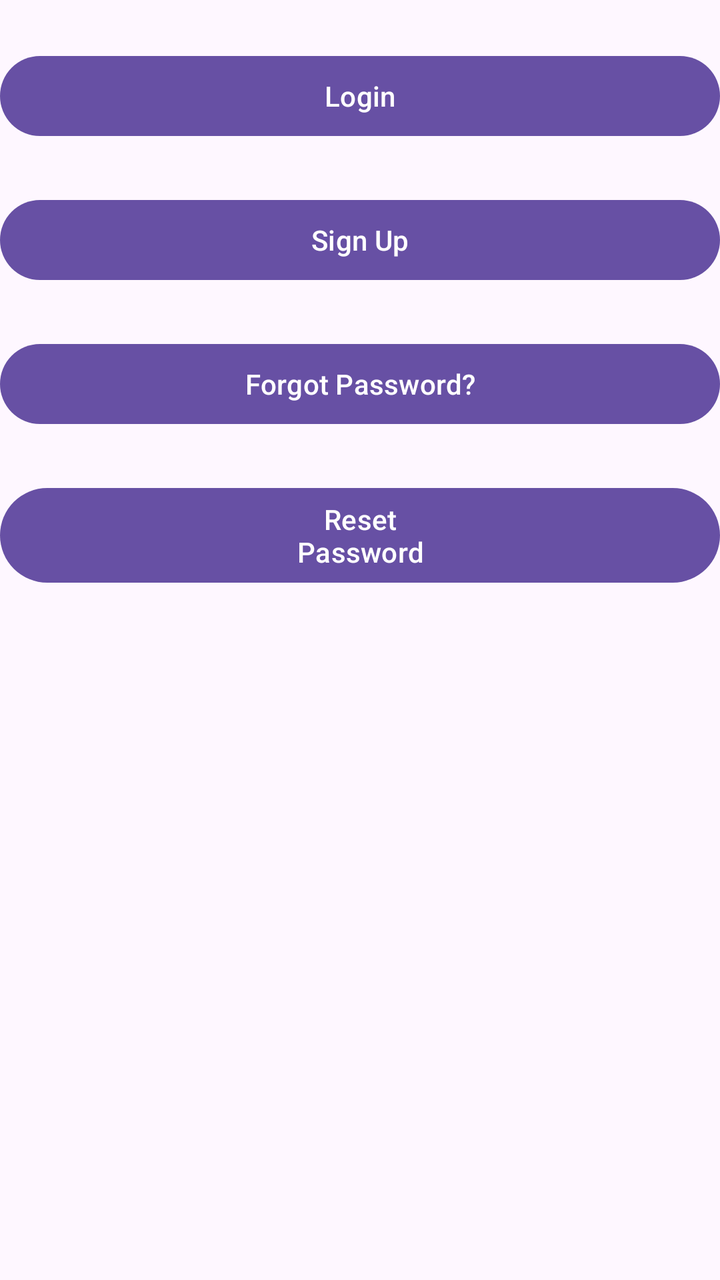
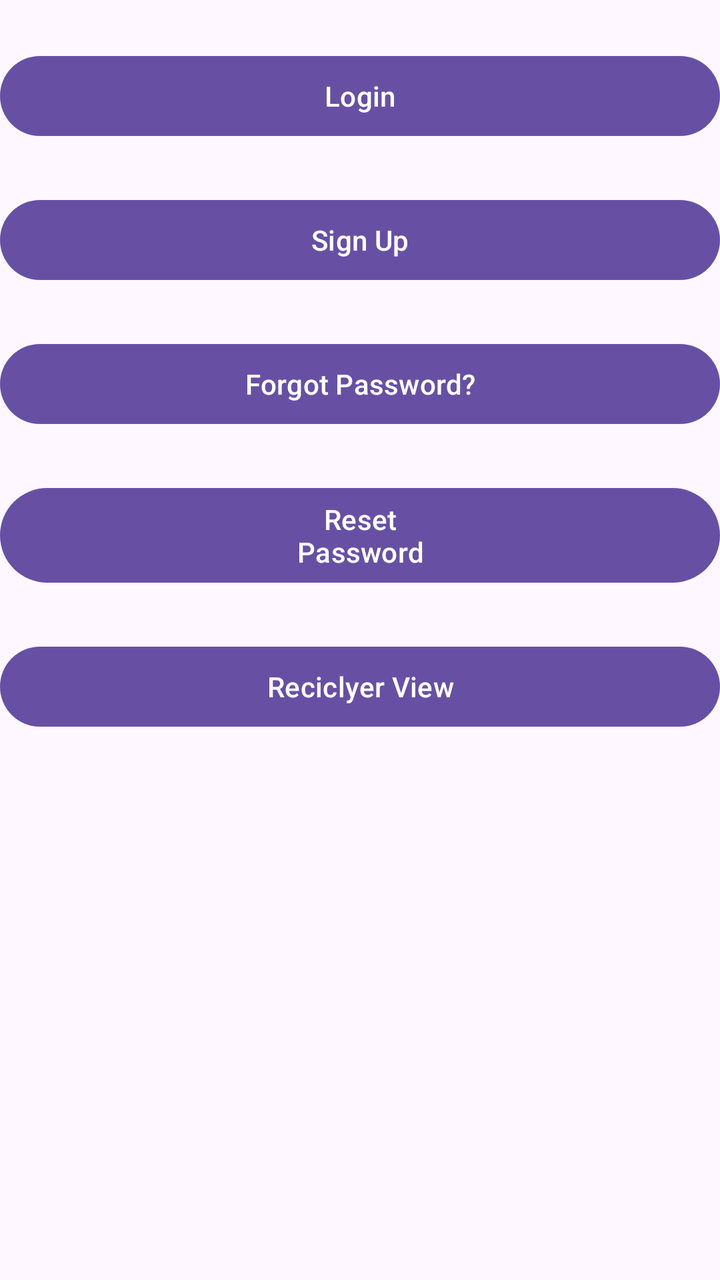

An Android layout rendered at two revisions. The XML below is the earlier revision; the diff shows what the commit changed to produce the second picture.
<!-- AndroidManifest.xml: application theme Theme.LearnXML -->
<!-- res/layout/start_activity.xml -->
<?xml version="1.0" encoding="utf-8"?>
<androidx.constraintlayout.widget.ConstraintLayout
        style="@style/LearnXML.ConstraintStyle"
        xmlns:android="http://schemas.android.com/apk/res/android"
        android:layout_width="match_parent"
        android:layout_height="match_parent"
        android:layout_margin="@dimen/space_large"
        xmlns:app="http://schemas.android.com/apk/res-auto">

    <Button
            android:id="@+id/viewLogin"
            android:layout_marginTop="@dimen/space_large"
            app:layout_constraintTop_toTopOf="parent"
            android:layout_width="match_parent"
            android:layout_height="wrap_content"
            android:text="@string/feat_login_login">
    </Button>
    <Button
            android:id="@+id/viewSignUp"
            android:layout_marginTop="@dimen/space_large"
            app:layout_constraintTop_toBottomOf="@id/viewLogin"
            android:layout_width="match_parent"
            android:layout_height="wrap_content"
            android:text="@string/sign_up">
    </Button>
    <Button
            android:id="@+id/viewForgotPassword"
            android:layout_marginTop="@dimen/space_large"
            app:layout_constraintTop_toBottomOf="@id/viewSignUp"
            android:layout_width="match_parent"
            android:layout_height="wrap_content"
            android:text="@string/forgot_password">
    </Button>
    <Button
            android:id="@+id/viewResetPassword"
            android:layout_marginTop="@dimen/space_large"
            app:layout_constraintTop_toBottomOf="@id/viewForgotPassword"
            android:layout_width="match_parent"
            android:layout_height="wrap_content"
            android:text="@string/reset_password">
    </Button>

</androidx.constraintlayout.widget.ConstraintLayout>
<!-- resources referenced by this layout -->
<resources>
  <dimen name="space_large">24dp</dimen>
  <string name="feat_login_login">Login</string>
  <string name="forgot_password">Forgot Password?</string>
  <string name="reset_password">Reset\nPassword</string>
  <string name="sign_up">Sign Up</string>
  <style name="LearnXML.ConstraintStyle">
          <item name="backgroundColor">@color/white</item>
          <item name="backgroundTint">@color/white</item>
      </style>
  <style name="Theme.LearnXML" parent="Base.Theme.LearnXML" />
  <color name="white">#FFFFFFFF</color>
  <style name="Base.Theme.LearnXML" parent="Theme.Material3.DayNight.NoActionBar">
          
          
      </style>
</resources>

<!-- the commit's change to res/layout/start_activity.xml (unified diff, before → after) -->
@@ -39,5 +39,13 @@
             android:layout_height="wrap_content"
             android:text="@string/reset_password">
     </Button>
+    <Button
+            android:id="@+id/feedActivity"
+            android:layout_marginTop="@dimen/space_large"
+            app:layout_constraintTop_toBottomOf="@id/viewResetPassword"
+            android:layout_width="match_parent"
+            android:layout_height="wrap_content"
+            android:text="@string/reciclyer_view">
+    </Button>
 
 </androidx.constraintlayout.widget.ConstraintLayout>
<!-- resource entries referenced after the edit -->
@@ -3,6 +3,7 @@
   <dimen name="space_large">24dp</dimen>
   <string name="feat_login_login">Login</string>
   <string name="forgot_password">Forgot Password?</string>
+  <string name="reciclyer_view">Reciclyer View</string>
   <string name="reset_password">Reset\nPassword</string>
   <string name="sign_up">Sign Up</string>
   <style name="LearnXML.ConstraintStyle">
